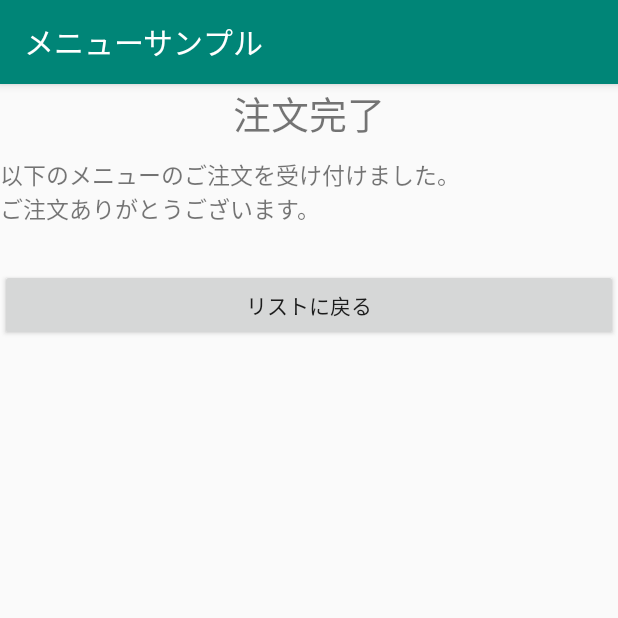
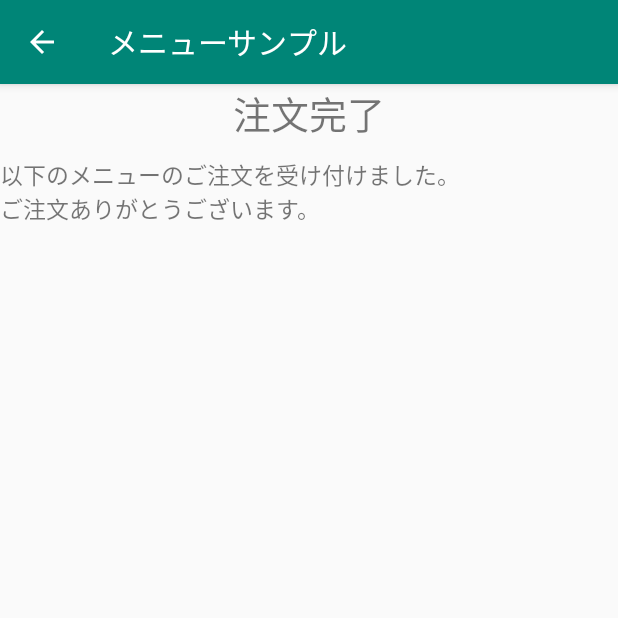
Before and after one commit to NoirTomiyama/KotlinSamples, an Android app: the MenuThanksActivity screen opened directly, with no data from a screen before it, on a phone screen of 412 x 824 dp, the top half of it. Run offline under Robolectric (Android 15) with nearby library versions, the phone set to English and light mode, and no system bars.

Commit message:
[戻る]メニューの実装

```diff
--- a/MenuSample/app/src/main/java/com/noir/menusample/MenuThanksActivity.kt
+++ b/MenuSample/app/src/main/java/com/noir/menusample/MenuThanksActivity.kt
@@ -1,7 +1,7 @@
 package com.noir.menusample
 
 import android.os.Bundle
-import android.view.View
+import android.view.MenuItem
 import android.widget.TextView
 import androidx.appcompat.app.AppCompatActivity
 
@@ -22,10 +22,16 @@ class MenuThanksActivity : AppCompatActivity() {
     // TextViewに定食名と金額を表示
     tvMenuName.text = menuName
     tvMenuPrice.text = menuPrice
+
+    supportActionBar?.setDisplayHomeAsUpEnabled(true)
   }
 
-  // 戻るボタンをタップした時の処理
-  fun onBackButtonClick(view: View) {
-    finish()
+  override fun onOptionsItemSelected(item: MenuItem): Boolean {
+    // 選択されたメニューが[戻る]の場合，アクティビティを終了
+    if (item.itemId == android.R.id.home) {
+      finish()
+    }
+    // 親クラスの同名メソッドを呼び出し，その戻り値を返却
+    return super.onOptionsItemSelected(item)
   }
 }
--- a/MenuSample/app/src/main/res/layout/activity_menu_thanks.xml
+++ b/MenuSample/app/src/main/res/layout/activity_menu_thanks.xml
@@ -37,10 +37,4 @@
 
   </LinearLayout>
 
-  <Button
-    android:layout_width="match_parent"
-    android:layout_height="wrap_content"
-    android:onClick="onBackButtonClick"
-    android:text="@string/bt_thx_back" />
-
 </LinearLayout>
--- a/MenuSample/app/src/main/res/values/strings.xml
+++ b/MenuSample/app/src/main/res/values/strings.xml
@@ -8,5 +8,4 @@
   <string name="menu_list_context_header">操作を選んでください。</string>
   <string name="tv_thx_title">注文完了</string>
   <string name="tv_thx_desc">以下のメニューのご注文を受け付けました。\nご注文ありがとうございます。</string>
-  <string name="bt_thx_back">リストに戻る</string>
 </resources>
```
